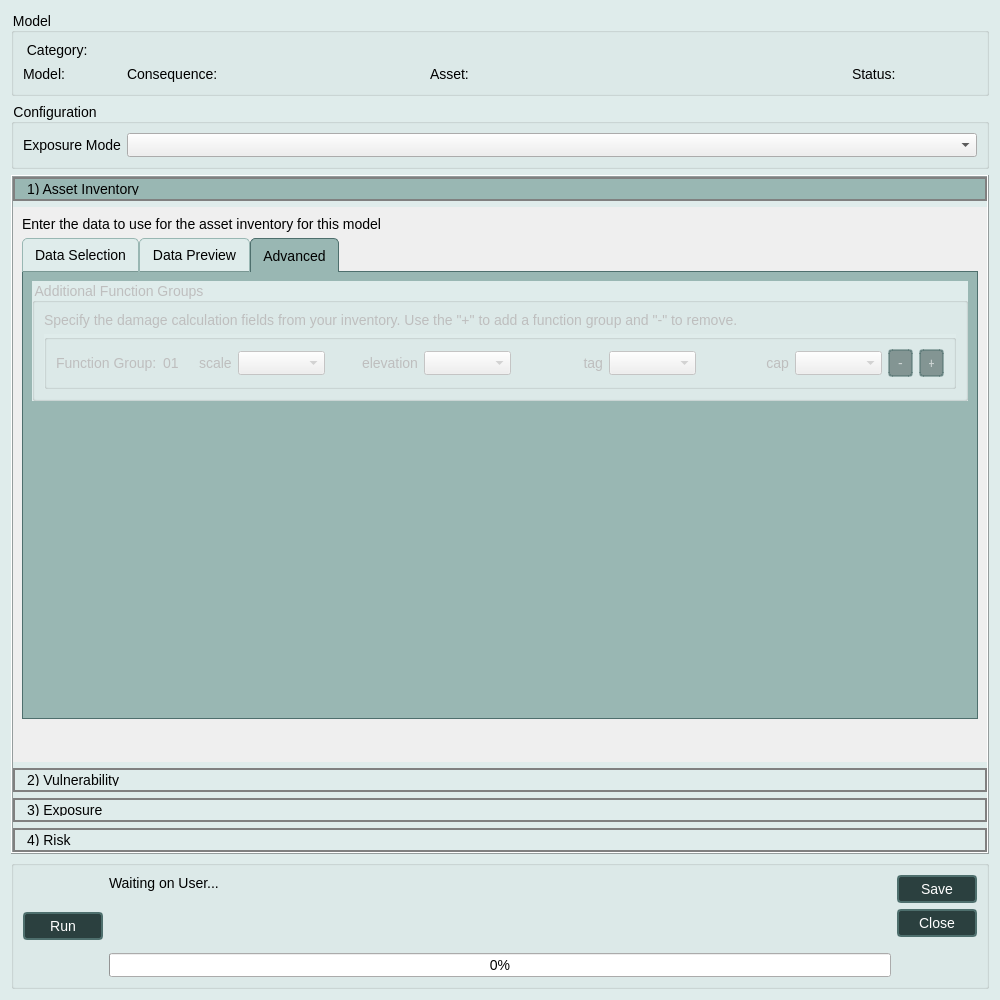
Old version of the form canflood2/canflood2_model_config.ui in the repository cefect/CanFlood2.
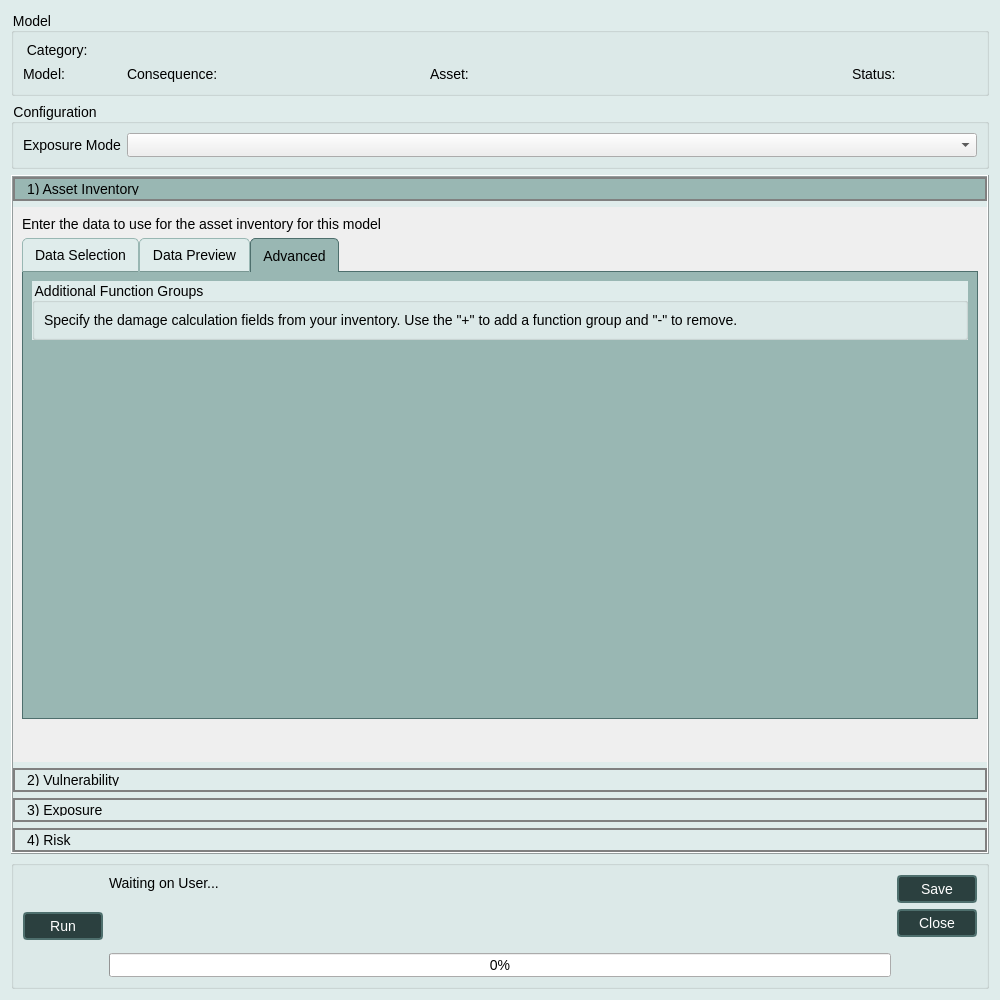
New version of the form. The open tabs and pages were chosen to show the change. Icons and pictures are not drawn. Custom widgets are drawn as their Qt base class.

What changed in the file:
```diff
--- a/canflood2/canflood2_model_config.ui
+++ b/canflood2/canflood2_model_config.ui
@@ -825,7 +825,7 @@
            <item>
             <widget class="QGroupBox" name="groupBox_2">
              <property name="enabled">
-              <bool>false</bool>
+              <bool>true</bool>
              </property>
              <property name="sizePolicy">
               <sizepolicy hsizetype="Preferred" vsizetype="Maximum">
@@ -844,148 +844,6 @@
                 </property>
                </widget>
               </item>
-              <item>
-               <widget class="QGroupBox" name="groupBox_3">
-                <property name="title">
-                 <string/>
-                </property>
-                <layout class="QHBoxLayout" name="horizontalLayout">
-                 <item>
-                  <widget class="QLabel" name="label_6">
-                   <property name="text">
-                    <string>Function Group:</string>
-                   </property>
-                  </widget>
-                 </item>
-                 <item>
-                  <widget class="QLabel" name="label_AI_functionGroupID">
-                   <property name="sizePolicy">
-                    <sizepolicy hsizetype="Fixed" vsizetype="Preferred">
-                     <horstretch>0</horstretch>
-                     <verstretch>0</verstretch>
-                    </sizepolicy>
-                   </property>
-                   <property name="minimumSize">
-                    <size>
-                     <width>30</width>
-                     <height>0</height>
-                    </size>
-                   </property>
-                   <property name="text">
-                    <string>01</string>
-                   </property>
-                  </widget>
-                 </item>
-                 <item>
-                  <widget class="QLabel" name="label_7">
-                   <property name="sizePolicy">
-                    <sizepolicy hsizetype="Fixed" vsizetype="Fixed">
-                     <horstretch>0</horstretch>
-                     <verstretch>0</verstretch>
-                    </sizepolicy>
-                   </property>
-                   <property name="text">
-                    <string>scale</string>
-                   </property>
-                  </widget>
-                 </item>
-                 <item>
-                  <widget class="QgsFieldComboBox" name="mFieldComboBox"/>
-                 </item>
-                 <item>
-                  <widget class="QLabel" name="label_9">
-                   <property name="text">
-                    <string>elevation</string>
-                   </property>
-                   <property name="alignment">
-                    <set>Qt::AlignRight|Qt::AlignTrailing|Qt::AlignVCenter</set>
-                   </property>
-                  </widget>
-                 </item>
-                 <item>
-                  <widget class="QgsFieldComboBox" name="mFieldComboBox_2"/>
-                 </item>
-                 <item>
-                  <widget class="QLabel" name="label_10">
-                   <property name="enabled">
-                    <bool>false</bool>
-                   </property>
-                   <property name="text">
-                    <string>tag</string>
-                   </property>
-                   <property name="alignment">
-                    <set>Qt::AlignRight|Qt::AlignTrailing|Qt::AlignVCenter</set>
-                   </property>
-                  </widget>
-                 </item>
-                 <item>
-                  <widget class="QgsFieldComboBox" name="mFieldComboBox_3">
-                   <property name="enabled">
-                    <bool>false</bool>
-                   </property>
-                  </widget>
-                 </item>
-                 <item>
-                  <widget class="QLabel" name="label_11">
-                   <property name="enabled">
-                    <bool>false</bool>
-                   </property>
-                   <property name="text">
-                    <string>cap</string>
-                   </property>
-                   <property name="alignment">
-                    <set>Qt::AlignRight|Qt::AlignTrailing|Qt::AlignVCenter</set>
-                   </property>
-                  </widget>
-                 </item>
-                 <item>
-                  <widget class="QgsFieldComboBox" name="mFieldComboBox_4">
-                   <property name="enabled">
-                    <bool>false</bool>
-                   </property>
-                  </widget>
-                 </item>
-                 <item>
-                  <widget class="QPushButton" name="pushButton_2">
-                   <property name="sizePolicy">
-                    <sizepolicy hsizetype="Fixed" vsizetype="Fixed">
-                     <horstretch>0</horstretch>
-                     <verstretch>0</verstretch>
-                    </sizepolicy>
-                   </property>
-                   <property name="maximumSize">
-                    <size>
-                     <width>25</width>
-                     <height>16777215</height>
-                    </size>
-                   </property>
-                   <property name="text">
-                    <string>-</string>
-                   </property>
-                  </widget>
-                 </item>
-                 <item>
-                  <widget class="QPushButton" name="pushButton_3">
-                   <property name="sizePolicy">
-                    <sizepolicy hsizetype="Fixed" vsizetype="Fixed">
-                     <horstretch>0</horstretch>
-                     <verstretch>0</verstretch>
-                    </sizepolicy>
-                   </property>
-                   <property name="maximumSize">
-                    <size>
-                     <width>25</width>
-                     <height>16777215</height>
-                    </size>
-                   </property>
-                   <property name="text">
-                    <string>+</string>
-                   </property>
-                  </widget>
-                 </item>
-                </layout>
-               </widget>
-              </item>
              </layout>
             </widget>
            </item>
```
Left out of the diff: 4 changed lines with no effect on the pictures.
